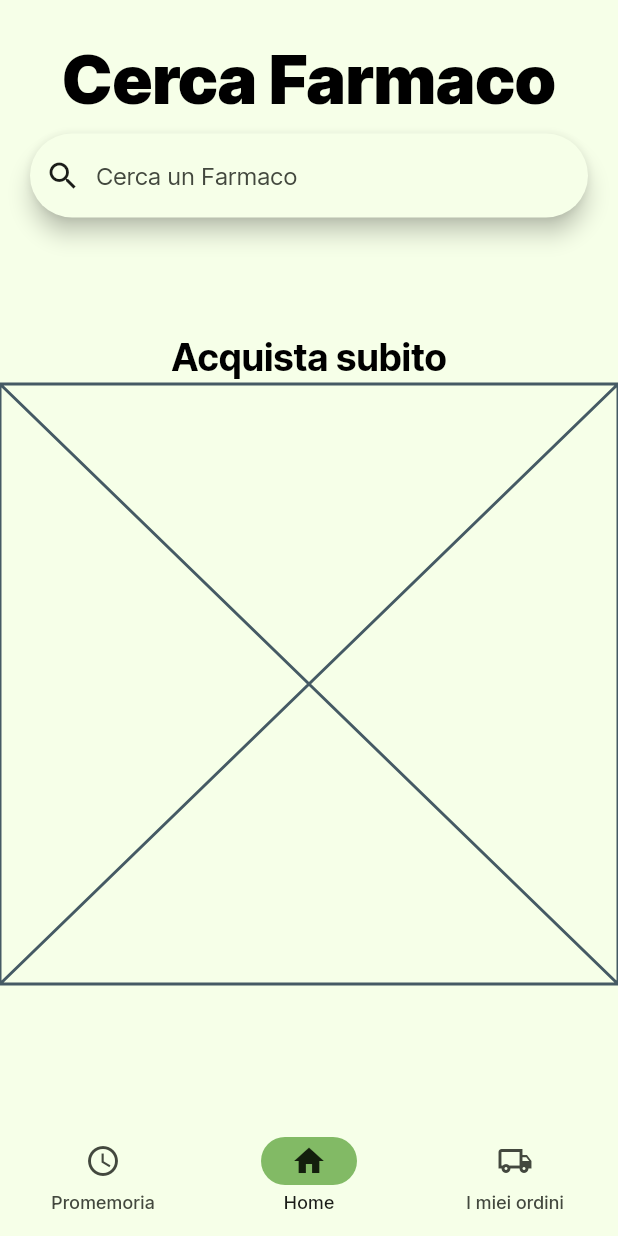
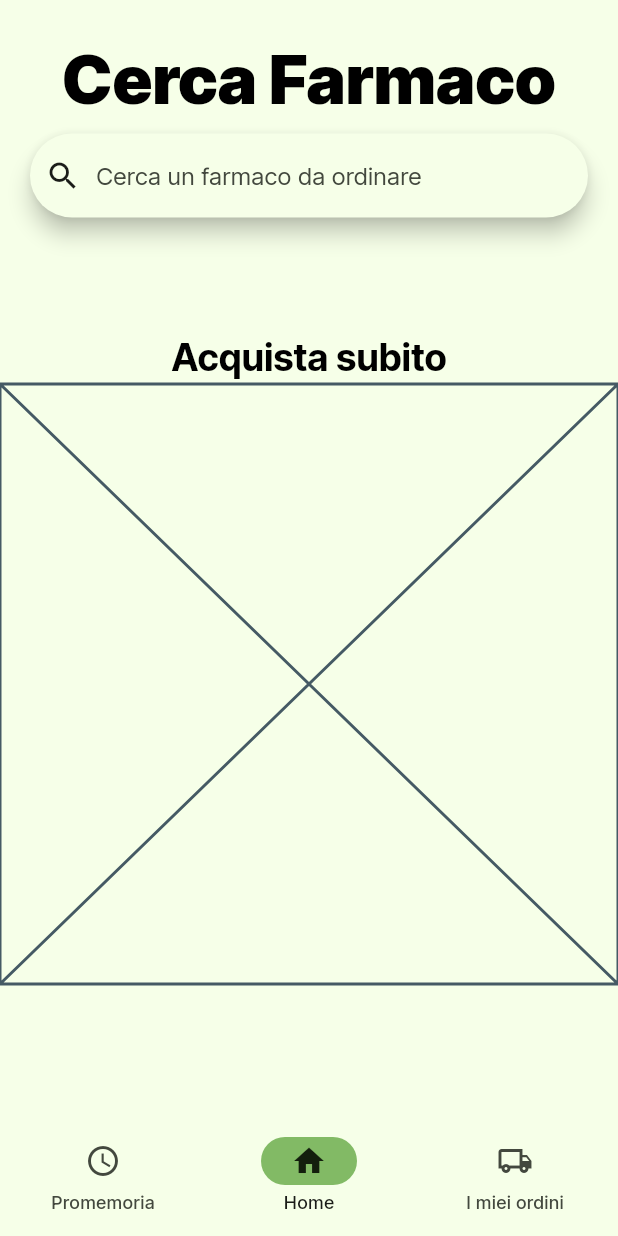
Before and after one commit to FLopriore/pharmate, a Flutter app: the screen it shows after launch, on a phone screen of 412 x 824 dp. Run offline on Flutter 3.47's test engine with Material 2 defaults, Android fonts, the phone set to English and light mode, and no system bars; our stand-ins replace google_fonts.

Commit message:
Remove search anchor

```diff
--- a/lib/widgets/custom_search_bar.dart
+++ b/lib/widgets/custom_search_bar.dart
@@ -1,51 +1,31 @@
 import 'package:flutter/material.dart';
-import 'package:flutter/services.dart';
 import 'package:pharmate/screens/my_orders.dart';
 
 class CustomSearchBar extends StatefulWidget {
   const CustomSearchBar({super.key});
 
   @override
-  State<CustomSearchBar> createState() => _SearchBarAppState();
+  State<CustomSearchBar> createState() => _CustomSearchBarState();
 }
 
-class _SearchBarAppState extends State<CustomSearchBar> {
+class _CustomSearchBarState extends State<CustomSearchBar> {
+  final TextEditingController controller = TextEditingController();
+
   @override
   Widget build(BuildContext context) {
     return Padding(
-      padding: const EdgeInsets.only(right: 20,top: 5,left: 20),
-      child:SearchAnchor(
-          builder: (BuildContext context, SearchController controller) {
-        return SearchBar(
-          controller: controller,
-          hintText: "Cerca un Farmaco",
-          padding: const MaterialStatePropertyAll<EdgeInsets>(
-              EdgeInsets.symmetric(horizontal: 10.0)),
-          onTap: () {
-            controller.openView();
-          },
-          onChanged: (_) {
-            controller.openView();
-          },
-          onSubmitted: (String str){
-            Navigator.of(context).push(MaterialPageRoute(builder:(context) => const MyOrders()));
-          },
-          leading: const Icon(Icons.search),
-        );
-      }, suggestionsBuilder:
-              (BuildContext context, SearchController controller) {
-        return List<ListTile>.generate(3, (int index) {  // TODO: change size of list
-          final String item = 'item $index';
-          return ListTile(
-            title: Text(item),
-            onTap: () {
-              setState(() {
-                controller.closeView(item); // TODO: read medicines from db
-              });
-            },
-          );
-        });
-      }),
+      padding: const EdgeInsets.only(right: 20, top: 5, left: 20),
+      child: SearchBar(
+        controller: controller,
+        hintText: "Cerca un farmaco da ordinare",
+        padding: const MaterialStatePropertyAll<EdgeInsets>(
+            EdgeInsets.symmetric(horizontal: 10.0)),
+        onSubmitted: (String str) {
+          Navigator.of(context)
+              .push(MaterialPageRoute(builder: (context) => const MyOrders()));
+        },
+        leading: const Icon(Icons.search),
+      ),
     );
   }
 }
```
Also changed, not shown: lib/screens/my_orders.dart (added, +10 -0 lines).
